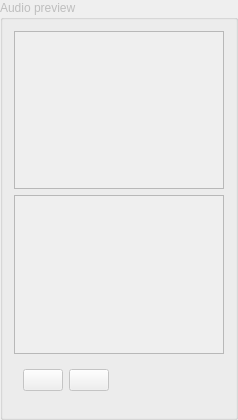
Before: the Qt Designer form bigglesworth/ui/audioimportdialogwidget.ui in MaurizioB/Bigglesworth, drawn with Qt 5.
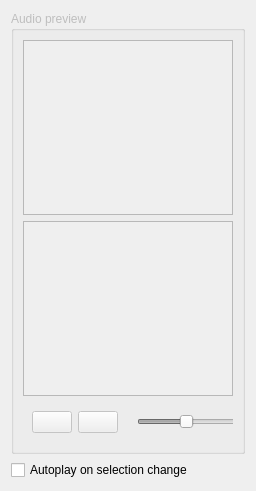
After: the same form once the commit is applied. Icons and pictures are not drawn. Custom widgets are drawn as their Qt base class.

Commit message: Wavetable windows menus, autoplay on import, piano

What changed in the file:
```diff
--- a/bigglesworth/ui/audioimportdialogwidget.ui
+++ b/bigglesworth/ui/audioimportdialogwidget.ui
@@ -1,26 +1,57 @@
 <?xml version="1.0" encoding="UTF-8"?>
 <ui version="4.0">
- <class>GroupBox</class>
- <widget class="QGroupBox" name="GroupBox">
-  <property name="enabled">
-   <bool>false</bool>
-  </property>
+ <class>Form</class>
+ <widget class="QWidget" name="Form">
   <property name="geometry">
    <rect>
     <x>0</x>
     <y>0</y>
-    <width>238</width>
-    <height>420</height>
+    <width>256</width>
+    <height>491</height>
    </rect>
   </property>
+  <property name="minimumSize">
+   <size>
+    <width>256</width>
+    <height>0</height>
+   </size>
+  </property>
   <property name="windowTitle">
-   <string>GroupBox</string>
+   <string>Form</string>
+  </property>
+  <layout class="QVBoxLayout" name="verticalLayout_2">
+   <item>
+    <widget class="QGroupBox" name="previewBox">
+     <property name="enabled">
+      <bool>false</bool>
   </property>
   <property name="title">
    <string>Audio preview</string>
   </property>
-  <layout class="QGridLayout" name="gridLayout">
-   <item row="1" column="0">
+     <layout class="QVBoxLayout" name="verticalLayout">
+      <item>
+       <widget class="WaveSourcePreview" name="waveView">
+        <property name="verticalScrollBarPolicy">
+         <enum>Qt::ScrollBarAlwaysOff</enum>
+        </property>
+        <property name="horizontalScrollBarPolicy">
+         <enum>Qt::ScrollBarAlwaysOff</enum>
+        </property>
+        <property name="backgroundBrush">
+         <brush brushstyle="SolidPattern">
+          <color alpha="255">
+           <red>0</red>
+           <green>0</green>
+           <blue>0</blue>
+          </color>
+         </brush>
+        </property>
+        <property name="interactive">
+         <bool>false</bool>
+        </property>
+       </widget>
+      </item>
+      <item>
     <widget class="QTableView" name="waveInfoView">
      <property name="verticalScrollBarPolicy">
       <enum>Qt::ScrollBarAlwaysOff</enum>
@@ -39,7 +70,7 @@
      </attribute>
     </widget>
    </item>
-   <item row="2" column="0">
+      <item>
     <widget class="QWidget" name="playerPanel" native="true">
      <property name="enabled">
       <bool>false</bool>
@@ -63,44 +94,47 @@
        </widget>
       </item>
       <item>
-       <spacer name="horizontalSpacer">
+          <widget class="VolumeIcon" name="volumeIcon"/>
+         </item>
+         <item>
+          <widget class="VolumeSlider" name="volumeSlider">
+           <property name="minimumSize">
+            <size>
+             <width>100</width>
+             <height>0</height>
+            </size>
+           </property>
+           <property name="minimum">
+            <number>1</number>
+           </property>
+           <property name="maximum">
+            <number>200</number>
+           </property>
+           <property name="singleStep">
+            <number>5</number>
+           </property>
+           <property name="value">
+            <number>100</number>
+           </property>
         <property name="orientation">
          <enum>Qt::Horizontal</enum>
         </property>
-        <property name="sizeHint" stdset="0">
-         <size>
-          <width>40</width>
-          <height>20</height>
-         </size>
-        </property>
-       </spacer>
+          </widget>
       </item>
      </layout>
     </widget>
    </item>
-   <item row="0" column="0">
-    <widget class="WaveSourcePreview" name="waveView">
-     <property name="verticalScrollBarPolicy">
-      <enum>Qt::ScrollBarAlwaysOff</enum>
+     </layout>
+    </widget>
+   </item>
+   <item>
+    <widget class="QCheckBox" name="autoPlayChk">
+     <property name="text">
+      <string>Autoplay on selection change</string>
      </property>
-     <property name="horizontalScrollBarPolicy">
-      <enum>Qt::ScrollBarAlwaysOff</enum>
-     </property>
-     <property name="backgroundBrush">
-      <brush brushstyle="SolidPattern">
-       <color alpha="255">
-        <red>0</red>
-        <green>0</green>
-        <blue>0</blue>
-       </color>
-      </brush>
-     </property>
-     <property name="interactive">
-      <bool>false</bool>
-     </property>
     </widget>
    </item>
-   <item row="3" column="0">
+   <item>
     <spacer name="verticalSpacer">
      <property name="orientation">
       <enum>Qt::Vertical</enum>
@@ -108,7 +142,7 @@
      <property name="sizeHint" stdset="0">
       <size>
        <width>20</width>
-       <height>40</height>
+       <height>1</height>
       </size>
      </property>
     </spacer>
@@ -121,6 +155,16 @@
    <extends>QGraphicsView</extends>
    <header>bigglesworth.wavetables.audioimport</header>
   </customwidget>
+  <customwidget>
+   <class>VolumeSlider</class>
+   <extends>QSlider</extends>
+   <header>bigglesworth.wavetables.widgets</header>
+  </customwidget>
+  <customwidget>
+   <class>VolumeIcon</class>
+   <extends>QLabel</extends>
+   <header>bigglesworth.wavetables.widgets</header>
+  </customwidget>
  </customwidgets>
  <resources/>
  <connections/>
```
Left out of the diff: 8 changed lines with no effect on the pictures. Lines whose indentation alone changed are shown as unchanged. The commit also changes 16 other files.
